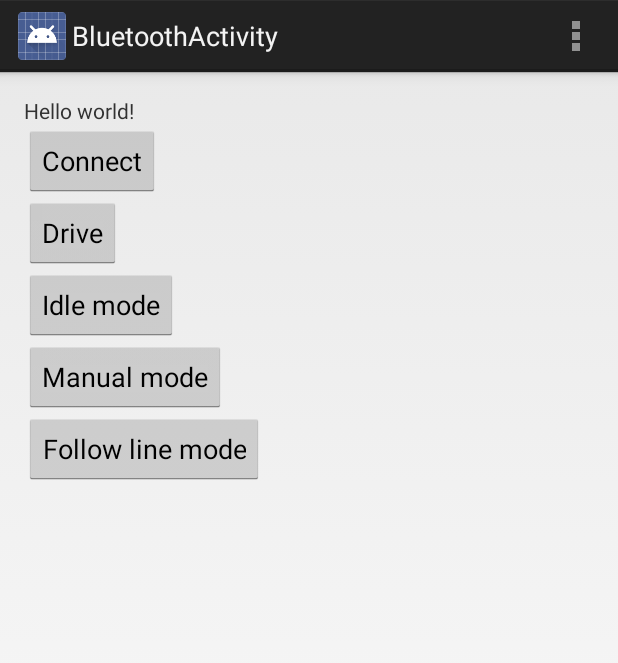
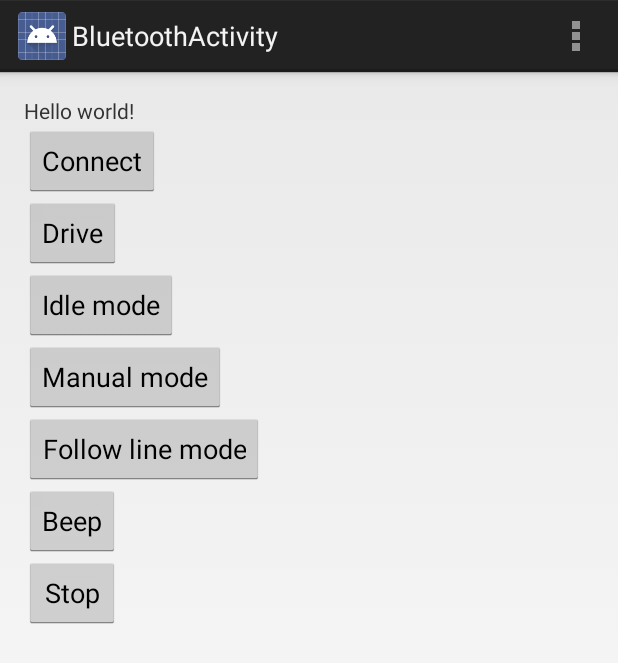
Before and after one commit to andreymir/batmobile, an Android app: the screen it shows after launch (BluetoothActivity), after a tap on "Drive", on a phone screen of 412 x 824 dp. Shown: the top 663 px of the screen. Run offline under Robolectric (Android 15) with nearby library versions, the phone set to English and light mode, and no system bars; network calls fail; 1 statement that could not run was skipped.

Commit message:
1. Beep button 2. Stop button 3. Fix sonar 4. Change beeper pin

```diff
--- a/android/BatMobileProject/BatMobile/src/main/java/com/example/batmobile/BluetoothActivity.java
+++ b/android/BatMobileProject/BatMobile/src/main/java/com/example/batmobile/BluetoothActivity.java
@@ -127,9 +127,16 @@ public class BluetoothActivity extends Activity {
     public void onDriveButtonClick(View v) {
         Log.e(LOG_TAG, "+ onDriveButtonClick +");
 
-        char[] chars = {'\u0003', 'd', '\u0078', '\u0070'};
+        char[] chars = {'\u0003', 'd', '\u0032', '\u0035'};
         byte[] command = Charset.forName("ISO-8859-1").encode(CharBuffer.wrap(chars)).array();
-        command[2] = -100;
+        mSerialService.write(command);
+    }
+
+    public void onStopButtonClick(View v) {
+        Log.e(LOG_TAG, "+ onStopButtonClick +");
+
+        char[] chars = {'\u0003', 'd', '\u0000', '\u0000'};
+        byte[] command = Charset.forName("ISO-8859-1").encode(CharBuffer.wrap(chars)).array();
         mSerialService.write(command);
     }
 
@@ -153,6 +160,14 @@ public class BluetoothActivity extends Activity {
         Log.e(LOG_TAG, "+ onFollowLineModeButtonClick +");
 
         char[] chars = {'\u0002', 'm', 'f'};
+        byte[] command = Charset.forName("ISO-8859-1").encode(CharBuffer.wrap(chars)).array();
+        mSerialService.write(command);
+    }
+
+    public void onBeepButtonClick(View v) {
+        Log.e(LOG_TAG, "+ onBeepButtonClick +");
+
+        char[] chars = {'\u0001', 'b'};
         byte[] command = Charset.forName("ISO-8859-1").encode(CharBuffer.wrap(chars)).array();
         mSerialService.write(command);
     }
--- a/android/BatMobileProject/BatMobile/src/main/res/layout/fragment_bluetooth.xml
+++ b/android/BatMobileProject/BatMobile/src/main/res/layout/fragment_bluetooth.xml
@@ -59,4 +59,22 @@
         android:layout_below="@+id/manualModeButton"
         android:layout_alignParentLeft="true" />
 
+    <Button
+        android:layout_width="wrap_content"
+        android:layout_height="wrap_content"
+        android:text="Beep"
+        android:id="@+id/beepButton"
+        android:onClick="onBeepButtonClick"
+        android:layout_below="@+id/followLineModeButton"
+        android:layout_alignParentLeft="true" />
+
+    <Button
+        android:layout_width="wrap_content"
+        android:layout_height="wrap_content"
+        android:text="Stop"
+        android:id="@+id/stopButton"
+        android:onClick="onStopButtonClick"
+        android:layout_below="@+id/beepButton"
+        android:layout_alignParentLeft="true" />
+
 </RelativeLayout>
```
Also changed, not shown: 4 other files.
